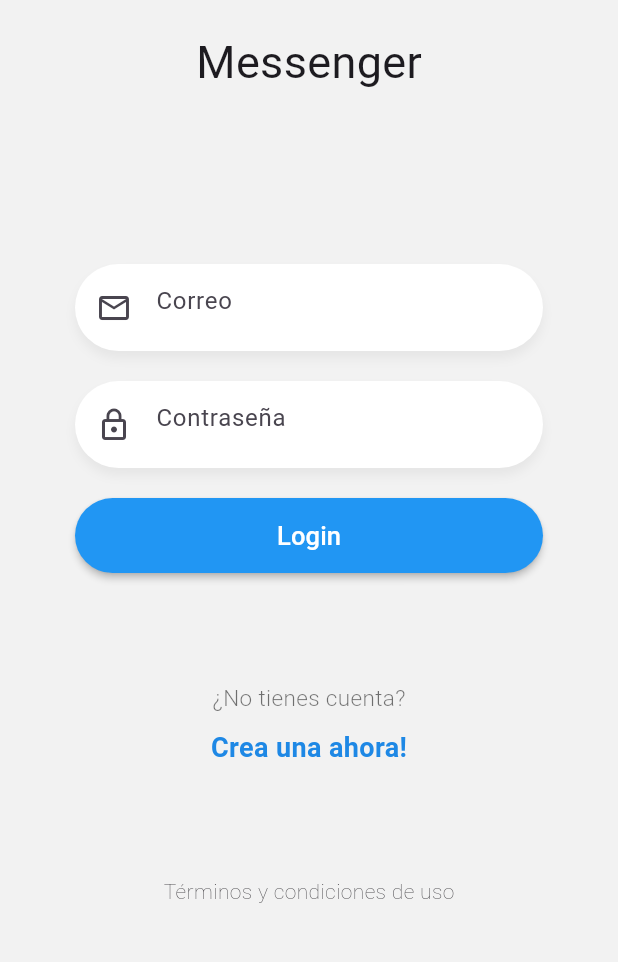
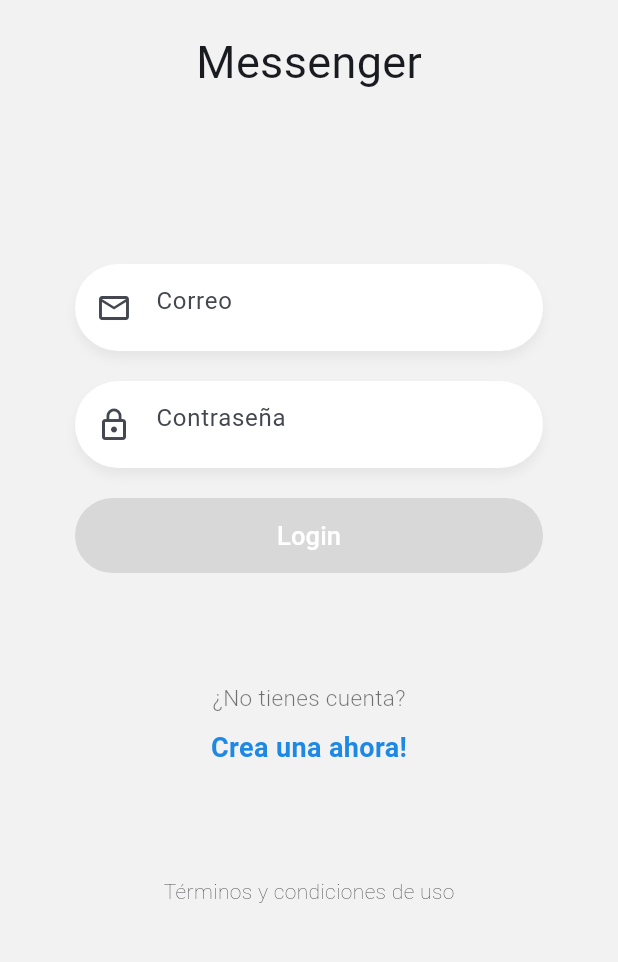
Before and after one commit to jorgearmandotu/chat_app_flutter, a Flutter app: the LoginPage screen opened by its route, after a tap on "Login", on a phone screen of 412 x 824 dp, the part 255-1217 px from its top. Run offline on Flutter 3.47's test engine with Material 2 defaults, Android fonts, the phone set to English and light mode, and no system bars; our stand-ins replace flutter_secure_storage, pull_to_refresh; accounts and stored records are empty; network calls fail.

Commit message:
fin seccion 9 - login y registro

```diff
--- /dev/null
+++ b/lib/global/environment.dart
@@ -0,0 +1,6 @@
+import 'dart:io';
+
+class Environment {
+  static String apiUrl = Platform.isAndroid ? 'http://192.168.1.158:3000/api' : 'http://localhost:3000/api';
+  static String socketUrl = Platform.isAndroid ? 'http://192.168.1.158:3000' : 'http://localhost:3000';
+}
--- a/lib/models/usuario.dart
+++ b/lib/models/usuario.dart
@@ -1,13 +1,37 @@
+// To parse this JSON data, do
+//
+//     final usuario = usuarioFromJson(jsonString);
+
+import 'dart:convert';
+
+Usuario usuarioFromJson(String str) => Usuario.fromJson(json.decode(str));
+
+String usuarioToJson(Usuario data) => json.encode(data.toJson());
+
 class Usuario {
-  late bool online;
-  late String email;
-  late String nombre;
-  late String uid;
+    String nombre;
+    String email;
+    bool online;
+    String uid;
 
-  Usuario({
-    required this.uid,
-    required this.nombre,
-    required this.email,
-    required this.online,
-  });
+    Usuario({
+        required this.nombre,
+        required this.email,
+        required this.online,
+        required this.uid,
+    });
+
+    factory Usuario.fromJson(Map<String, dynamic> json) => Usuario(
+        nombre: json["nombre"],
+        email: json["email"],
+        online: json["online"],
+        uid: json["uid"],
+    );
+
+    Map<String, dynamic> toJson() => {
+        "nombre": nombre,
+        "email": email,
+        "online": online,
+        "uid": uid,
+    };
 }
--- a/lib/pages/loading.page.dart
+++ b/lib/pages/loading.page.dart
@@ -1,14 +1,50 @@
+import 'package:chat/pages/login_page.dart';
+import 'package:chat/pages/usuarios_page.dart';
 import 'package:flutter/material.dart';
+import 'package:provider/provider.dart';
+import 'package:chat/services/auth_service.dart';
 
 
 class LoadingPage extends StatelessWidget {
 LoadingPage({super.key});
   @override
   Widget build(BuildContext context) {
-    return const Scaffold(
-      body: Center(
-        child: Text('loadingpage'),
-     ),
+    return  Scaffold(
+      body: FutureBuilder(
+        future: checkLoginState(context),
+        builder: (context, snapshot) {
+           return const Center(
+            child: Text('Espere...'),
+           );
+        },
+      ),
    );
   }
+
+  Future checkLoginState( BuildContext context) async {
+    final authService = Provider.of<AuthService>(context);
+
+    final autenticado = await authService.isLoggedIn();
+
+    if( autenticado == true && context.mounted ){
+      //TODO: conectar al socket server
+      // Navigator.pushReplacementNamed(context, 'usuarios');
+      Navigator.pushReplacement(
+        context,
+        PageRouteBuilder(
+          pageBuilder: ( _, __, ___) => UsuariosPage(),
+          transitionDuration: const Duration(milliseconds: 0)
+        )
+        );
+    }else{
+      Navigator.pushReplacement(
+        context,
+        PageRouteBuilder(
+          pageBuilder: ( _, __, ___) => LoginPage(),
+          transitionDuration: const Duration(milliseconds: 0)
+        )
+        );
+      Navigator.pushReplacementNamed(context, 'login');
+    }
+  }
 }
--- a/lib/pages/login_page.dart
+++ b/lib/pages/login_page.dart
@@ -1,8 +1,11 @@
+import 'package:chat/helpers/mostrar_alert.dart';
+import 'package:chat/services/auth_service.dart';
 import 'package:chat/widgets/button_azul.dart';
 import 'package:flutter/material.dart';
 import 'package:chat/widgets/custom_input.dart';
 import 'package:chat/widgets/labels.dart';
 import 'package:chat/widgets/logo.dart';
+import 'package:provider/provider.dart';
 
 class LoginPage extends StatelessWidget {
   const LoginPage({super.key});
@@ -16,9 +19,9 @@ class LoginPage extends StatelessWidget {
               children: <Widget>[
                 SizedBox(
                   height: MediaQuery.of(context).size.height * 0.94,
-                  child: Column(
+                  child: const Column(
                     mainAxisAlignment: MainAxisAlignment.spaceBetween,
-                    children: const <Widget>[
+                    children:  <Widget>[
                       Logo(title: 'Messenger',),
                       _Form(),
                       Labels( ruta: 'register', labelText1: '¿No tienes cuenta?', labelText2: 'Crea una ahora!'),
@@ -47,6 +50,9 @@ class __FormState extends State<_Form> {
 
   @override
   Widget build(BuildContext context) {
+
+    final authService = Provider.of<AuthService>(context);
+
     return Container(
       margin: const EdgeInsets.only(top: 40),
       padding: const EdgeInsets.symmetric(horizontal: 50),
@@ -66,7 +72,19 @@ class __FormState extends State<_Form> {
 
           ButtonAzul(
             text: 'Login',
-            onPressed: () => {print(emailCtrl.text), print(passCtrl.text)},
+            onPressed: authService.autenticando ? null: () async {
+
+              FocusScope.of(context).unfocus();
+              final loginOk = await authService.login( emailCtrl.text.trim(), passCtrl.text.trim() );
+
+              if(loginOk  && mounted ){
+                // TODO COnectar a nuestra socket server
+                Navigator.pushReplacementNamed(context, 'usuarios');
+              }else{
+                // Mostrar alerta
+                mostrarAlerta( context, 'Login Incorrecto', 'Revise sus credenciales de acceso.');
+              }
+              },
           )
         ],
       ),
--- /dev/null
+++ b/lib/services/auth_service.dart
@@ -0,0 +1,120 @@
+import 'dart:convert';
+import 'package:chat/models/login_response.dart';
+import 'package:chat/models/usuario.dart';
+import 'package:flutter/material.dart';
+import 'package:http/http.dart' as http;
+import 'package:flutter_secure_storage/flutter_secure_storage.dart';
+
+import '../global/environment.dart';
+
+class AuthService with ChangeNotifier {
+
+  Usuario? usuario;
+  bool _autenticando = false;
+  final _storage = new FlutterSecureStorage();
+
+  bool get autenticando => _autenticando;
+  set autenticando( bool value ){
+    _autenticando = value;
+    notifyListeners();
+  }
+
+  // Getters del token estaticos
+  static  Future<String?> getToken() async {
+    final _storage = new FlutterSecureStorage();
+    final token = await _storage.read(key: 'token');
+    return token;
+  }
+
+  static Future<void> deleteToken() async {
+    final _storage = FlutterSecureStorage();
+    await _storage.delete(key: 'token');
+  }
+
+
+  Future<bool> login( String email, String password ) async {
+
+    autenticando = true;
+
+    final data = {
+      'email': email,
+      'password': password,
+    };
+
+    final resp = await http.post(Uri.parse('${ Environment.apiUrl }/login'),
+    body: jsonEncode(data),
+    headers: {
+      'Content-Type': 'application/json'
+    });
+    autenticando = false;
+    if( resp.statusCode == 200){
+      final loginResponse = loginResponseFromJson( resp.body);
+      usuario = loginResponse.usuario;
+
+      await  _guardarToken( loginResponse.token );
+      return true;
+    }else{
+      return false;
+    }
+  }
+
+  Future register( String nombre, String email, String Password ) async {
+
+    autenticando = true;
+
+    final data = {
+      'nombre': nombre,
+      'email': email,
+      'password': Password,
+    };
+
+    final resp = await http.post(Uri.parse('${ Environment.apiUrl }/login/new'),
+    body: jsonEncode(data),
+    headers: {
+      'Content-Type': 'application/json'
+    });
+
+    autenticando = false;
+
+    if( resp.statusCode == 200 ) {
+      final loginResponse = loginResponseFromJson( resp.body );
+      usuario = loginResponse.usuario;
+      await _guardarToken( loginResponse.token );
+      return true;
+    }else{
+      final respBody = jsonDecode( resp.body );
+      return respBody['msg'];
+    }
+  }
+
+  Future<bool?> isLoggedIn() async {
+    final token = await _storage.read(key: 'token');
+
+    final resp = await http.get(Uri.parse('${ Environment.apiUrl }/login/renew'),
+    headers: {
+      'Contenr-Type' : 'application/json',
+      'x-token': (token != null) ? token : '',
+     }
+    );
+
+
+    if ( resp.statusCode == 200 ) {
+      final loginResponse = loginResponseFromJson( resp.body );
+      usuario = loginResponse.usuario;
+      await _guardarToken(loginResponse.token);
+      return true;
+    }else{
+      logout();
+      return false;
+    }
+
+  }
+
+  Future _guardarToken( String token ) async{
+    return await _storage.write(key: 'token', value: token);
+  }
+
+  Future logout() async {
+    await _storage.delete(key: 'token');
+  }
+}
--- a/pubspec.yaml
+++ b/pubspec.yaml
@@ -37,6 +37,9 @@ dependencies:
   # Use with the CupertinoIcons class for iOS style icons.
   cupertino_icons: ^1.0.2
   pull_to_refresh: ^2.0.0
+  provider: ^6.0.5
+  http: ^1.1.0
+  flutter_secure_storage: ^8.0.0
 
 
 dev_dependencies:
```
Also changed, not shown: lib/helpers/mostrar_alert.dart (added, +43 -0 lines), lib/main.dart (+16 -8 lines), lib/models/login_response.dart (added, +35 -0 lines), lib/pages/register_page.dart (+23 -5 lines), lib/pages/usuarios_page.dart (+15 -5 lines), pubspec.lock, 7 other files.
